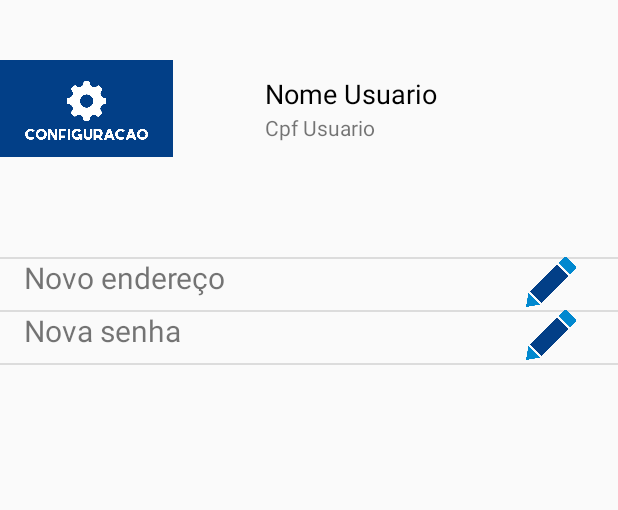
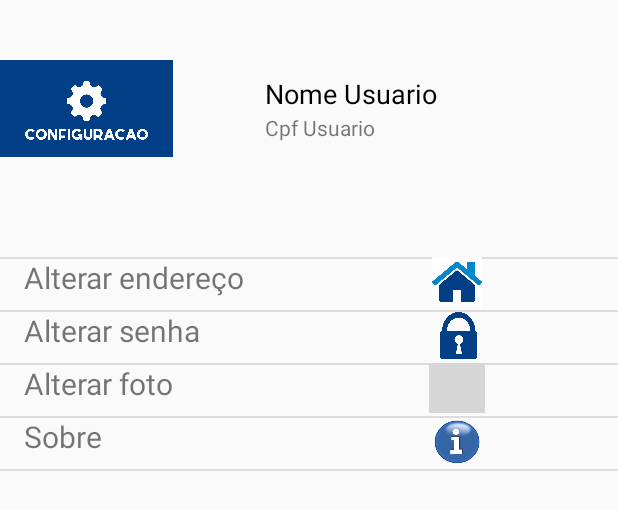
Before and after one commit to EdmilsonMedeiros/SSF, an Android app: the layout activity_config.xml on its own in the app's theme, with its tools: preview values and no code run, on a phone screen of 412 x 824 dp. Shown: the top 510 px of the screen. Run offline under Robolectric (Android 15) with nearby library versions, the phone set to English and light mode, and no system bars; network calls fail; grey boxes are pictures that could not be loaded.

Commit message:
Adicionada seleção de imagem de perfil e atualizados alguns ico                                                                                                                nes na Activity Configurações(há alterações pendentes).

```diff
--- a/SusSemFila/app/src/main/AndroidManifest.xml
+++ b/SusSemFila/app/src/main/AndroidManifest.xml
@@ -1,8 +1,11 @@
 <?xml version="1.0" encoding="utf-8"?>
 <manifest xmlns:android="http://schemas.android.com/apk/res/android"
-    package="br.com.geekstorm.sussemfila">
+    package="br.com.geekstorm.sussemfila"
+    >
 
     <uses-permission android:name="android.permission.INTERNET" />
+    <uses-permission android:name="android.permission.READ_EXTERNAL_STORAGE"></uses-permission>
+    <uses-permission android:name="android.permission.CAMERA"></uses-permission>
 
     <application
         android:allowBackup="true"
--- a/SusSemFila/app/src/main/res/layout/activity_config.xml
+++ b/SusSemFila/app/src/main/res/layout/activity_config.xml
@@ -57,7 +57,7 @@
         android:layout_alignParentStart="true"
         android:layout_alignTop="@+id/divider"
         android:layout_marginStart="16dp"
-        android:text="Novo endereço"
+        android:text="Alterar endereço"
         android:textSize="20sp" />
 
     <View
@@ -74,7 +74,7 @@
         android:layout_height="35dp"
         android:layout_alignStart="@+id/textView"
         android:layout_below="@+id/textView"
-        android:text="Nova senha"
+        android:text="Alterar senha"
         android:textSize="20sp" />
 
     <View
@@ -91,15 +91,64 @@
         android:layout_height="33dp"
         android:layout_alignStart="@+id/imageView5"
         android:layout_alignTop="@+id/divider"
-        app:srcCompat="@drawable/editar" />
+        app:srcCompat="@drawable/casa" />
 
     <ImageView
         android:id="@+id/imageView5"
         android:layout_width="37dp"
         android:layout_height="33dp"
-        android:layout_alignParentEnd="true"
+        android:layout_below="@+id/textView2"
+        android:layout_toEndOf="@+id/textView"
+        app:srcCompat="@drawable/cam" />
+
+    <TextView
+        android:id="@+id/textView5"
+        android:layout_width="270dp"
+        android:layout_height="35dp"
+        android:layout_alignStart="@+id/textView"
+        android:layout_below="@+id/textView2"
+        android:text="Alterar foto"
+        android:textSize="20sp" />
+
+    <ImageView
+        android:id="@+id/imageView6"
+        android:layout_width="39dp"
+        android:layout_height="34dp"
         android:layout_below="@+id/textView"
-        android:layout_marginEnd="26dp"
-        app:srcCompat="@drawable/editar" />
+        android:layout_toEndOf="@+id/textView"
+        app:srcCompat="@drawable/senhaico" />
+
+    <View
+        android:id="@+id/divider7"
+        android:layout_width="match_parent"
+        android:layout_height="1dp"
+        android:layout_alignParentStart="true"
+        android:layout_below="@+id/textView5"
+        android:background="?android:attr/listDivider" />
+
+    <TextView
+        android:id="@+id/textView7"
+        android:layout_width="270dp"
+        android:layout_height="35dp"
+        android:layout_alignStart="@+id/textView"
+        android:layout_below="@+id/textView5"
+        android:text="Sobre"
+        android:textSize="20sp" />
+
+    <View
+        android:id="@+id/divider8"
+        android:layout_width="match_parent"
+        android:layout_height="1dp"
+        android:layout_alignParentStart="true"
+        android:layout_below="@+id/textView7"
+        android:background="?android:attr/listDivider" />
+
+    <ImageView
+        android:id="@+id/imageView7"
+        android:layout_width="38dp"
+        android:layout_height="35dp"
+        android:layout_alignEnd="@+id/imageView4"
+        android:layout_below="@+id/textView5"
+        app:srcCompat="@drawable/info" />
 
 </RelativeLayout>
```
Also changed, not shown: SusSemFila/app/src/main/java/br/com/geekstorm/sussemfila/MainActivity.java (+25 -2 lines), SusSemFila/app/src/main/res/layout/activity_main.xml (+6 -4 lines), SusSemFila/app/src/main/res/drawable/casa.png (added), SusSemFila/app/src/main/res/drawable/info.png (added), SusSemFila/app/src/main/res/drawable/perfilmcopia.png (added), SusSemFila/app/src/main/res/drawable/senhaico.png (added), 2 other files.
